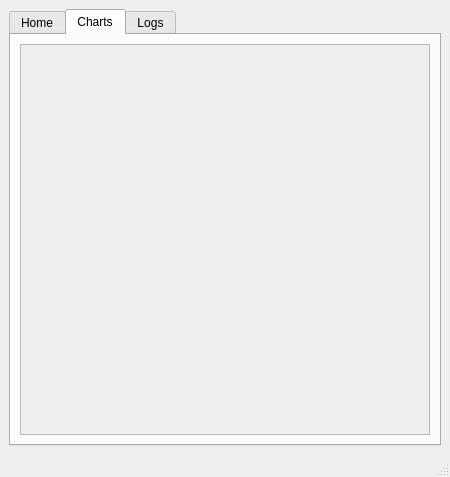
jmdmahdi/Weather-Station, file Desktop App/UI/template/mainWindow.ui: the form before one commit.
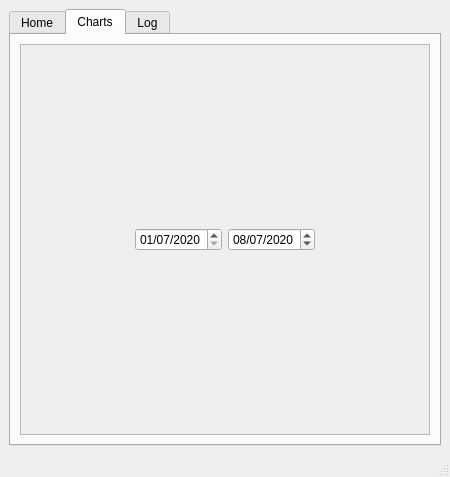
The form after the commit. The open tabs and pages were chosen to show the change. Icons and pictures are not drawn.

Commit message: Desktop app - Added chart widget

Diff of the .ui file:
```diff
--- a/Desktop App/UI/template/mainWindow.ui
+++ b/Desktop App/UI/template/mainWindow.ui
@@ -619,6 +619,9 @@
        <layout class="QGridLayout" name="gridLayout_2">
         <item row="0" column="0">
          <widget class="QScrollArea" name="scrollArea">
+          <property name="autoFillBackground">
+           <bool>true</bool>
+          </property>
           <property name="widgetResizable">
            <bool>true</bool>
           </property>
@@ -628,7 +631,7 @@
              <x>0</x>
              <y>0</y>
              <width>408</width>
-             <height>353</height>
+             <height>364</height>
             </rect>
            </property>
            <layout class="QVBoxLayout" name="verticalLayout_2">
@@ -637,6 +640,70 @@
               <property name="spacing">
                <number>6</number>
               </property>
+              <item>
+               <layout class="QHBoxLayout" name="horizontalLayout_4">
+                <item>
+                 <spacer name="horizontalSpacer_19">
+                  <property name="orientation">
+                   <enum>Qt::Horizontal</enum>
+                  </property>
+                  <property name="sizeHint" stdset="0">
+                   <size>
+                    <width>40</width>
+                    <height>20</height>
+                   </size>
+                  </property>
+                 </spacer>
+                </item>
+                <item>
+                 <widget class="QDateEdit" name="dateEdit">
+                  <property name="toolTip">
+                   <string>dd/MM/yyyy</string>
+                  </property>
+                  <property name="displayFormat">
+                   <string>dd/MM/yyyy</string>
+                  </property>
+                  <property name="date">
+                   <date>
+                    <year>2020</year>
+                    <month>7</month>
+                    <day>1</day>
+                   </date>
+                  </property>
+                 </widget>
+                </item>
+                <item>
+                 <widget class="QDateEdit" name="dateEdit_2">
+                  <property name="toolTip">
+                   <string>dd/MM/yyyy</string>
+                  </property>
+                  <property name="displayFormat">
+                   <string>dd/MM/yyyy</string>
+                  </property>
+                  <property name="date">
+                   <date>
+                    <year>2020</year>
+                    <month>7</month>
+                    <day>8</day>
+                   </date>
+                  </property>
+                 </widget>
+                </item>
+                <item>
+                 <spacer name="horizontalSpacer_20">
+                  <property name="orientation">
+                   <enum>Qt::Horizontal</enum>
+                  </property>
+                  <property name="sizeHint" stdset="0">
+                   <size>
+                    <width>40</width>
+                    <height>20</height>
+                   </size>
+                  </property>
+                 </spacer>
+                </item>
+               </layout>
+              </item>
              </layout>
             </item>
            </layout>
@@ -653,7 +720,7 @@
         </sizepolicy>
        </property>
        <attribute name="title">
-        <string>Logs</string>
+        <string>Log</string>
        </attribute>
        <layout class="QVBoxLayout" name="verticalLayout">
         <item>
```
Left out of the diff: 8 changed lines with no effect on the pictures. The commit also changes 4 other files.
